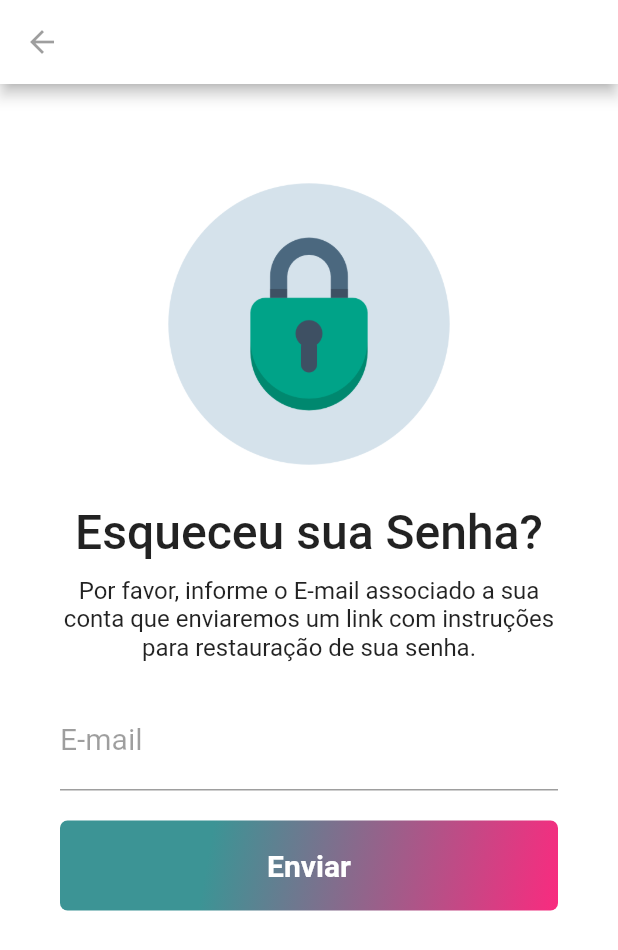
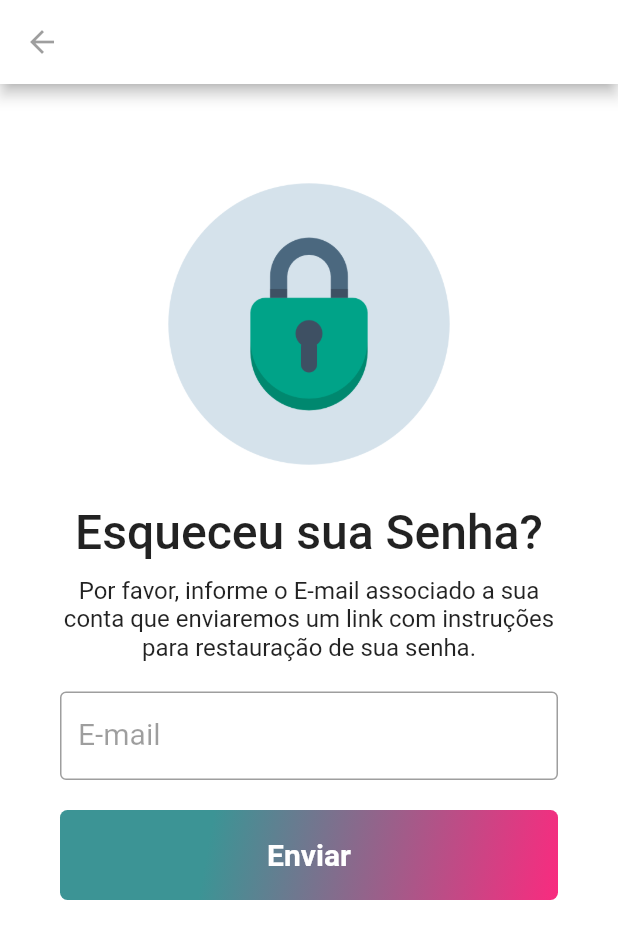
Before and after one commit to Ivandosss/flutter-login-screen, a Flutter app: the screen it shows after launch, after a tap on "Recuperar Senha", on a phone screen of 412 x 824 dp. Shown: the top 950 px of the screen. Run offline on Flutter 3.47's test engine with Material 2 defaults, Android fonts, the phone set to English and light mode, and no system bars; missing offline and left inert: dart:ffi.

Commit message:
alterações inputTextForm border

```diff
--- a/lib/customTextField.dart
+++ b/lib/customTextField.dart
@@ -1,18 +1,27 @@
+import 'dart:ffi';
+
 import 'package:flutter/material.dart';
 
 class CustomTextField extends StatelessWidget {
   final String label;
+  final String? hint;
 
-  const CustomTextField({Key? key, required this.label}) : super(key: key);
+  const CustomTextField({Key? key, required this.label, this.hint})
+      : super(key: key);
 
   @override
   Widget build(BuildContext context) {
     return TextFormField(
+      // validator: (value) {
+      //   if (value == null || value.isEmpty) {
+      //     return 'Esse campo não pode ser null';
+      //   }
+      // },
       // autofocus: true,
       keyboardType: TextInputType.emailAddress,
       decoration: InputDecoration(
         labelText: label,
-        hintText: 'type your $label...',
+        hintText: hint,
         border: OutlineInputBorder(),
         labelStyle: const TextStyle(
           color: Colors.black38,
--- a/lib/pages/login.page.dart
+++ b/lib/pages/login.page.dart
@@ -25,17 +25,15 @@ class LoginPage extends StatelessWidget {
               height: 150,
               child: Image.asset("assets/dog.png"),
             ),
-            const SizedBox(
-              height: 20,
+            const SizedBox(height: 20),
+            const CustomTextField(
+              label: 'E-mail',
+              hint: 'Type your email...',
             ),
+            const SizedBox(height: 15),
             const CustomTextField(
-              label: "E-mail",
-            ),
-            const SizedBox(
-              height: 10,
-            ),
-            const CustomTextField(
-              label: "Password",
+              label: 'Password',
+              hint: 'Type your password',
             ),
             Container(
               height: 40,
@@ -103,7 +101,7 @@ class LoginPage extends StatelessWidget {
               ),
             ),
             const SizedBox(
-              height: 10,
+              height: 15,
             ),
             Container(
               height: 60,
--- a/lib/pages/reset.password.page.dart
+++ b/lib/pages/reset.password.page.dart
@@ -1,4 +1,5 @@
 import 'package:flutter/material.dart';
+import 'package:login_app/customTextField.dart';
 
 class ResetPasswordPage extends StatelessWidget {
   const ResetPasswordPage({Key? key}) : super(key: key);
@@ -87,19 +88,9 @@ class ResetPasswordPage extends StatelessWidget {
             const SizedBox(
               height: 20,
             ),
-            TextFormField(
-              keyboardType: TextInputType.emailAddress,
-              decoration: const InputDecoration(
-                labelText: "E-mail",
-                labelStyle: TextStyle(
-                  color: Colors.black38,
-                  fontWeight: FontWeight.w400,
-                  fontSize: 20,
-                ),
-              ),
-              style: const TextStyle(
-                fontSize: 20,
-              ),
+            CustomTextField(
+              label: 'E-mail',
+              hint: 'Type your e-mail',
             ),
             const SizedBox(
               height: 20,
```
